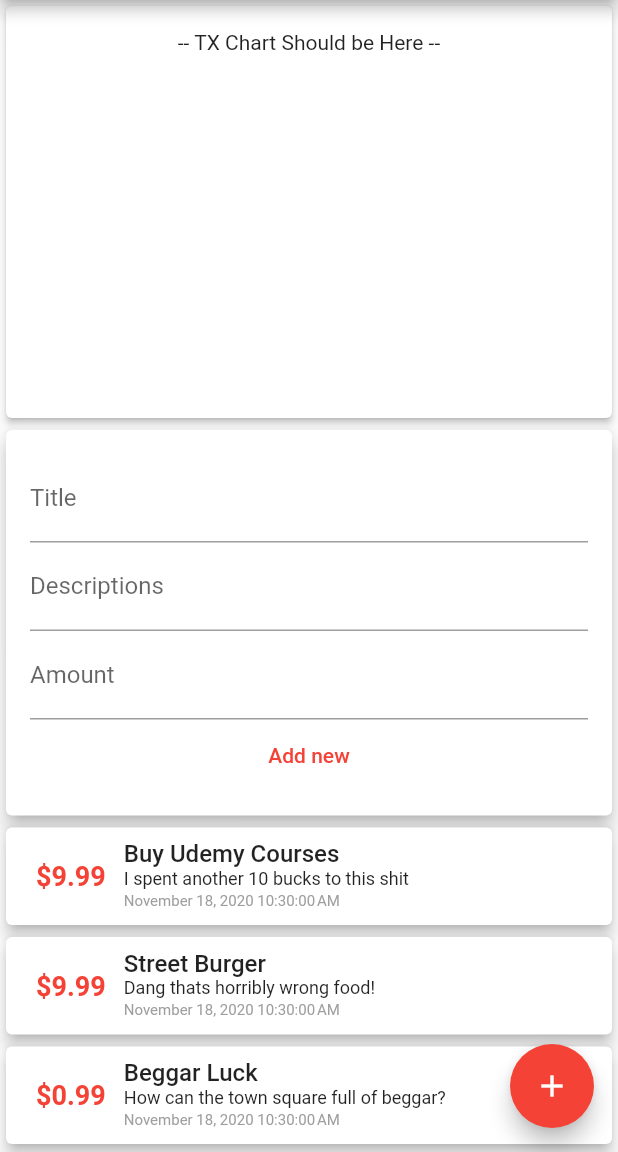
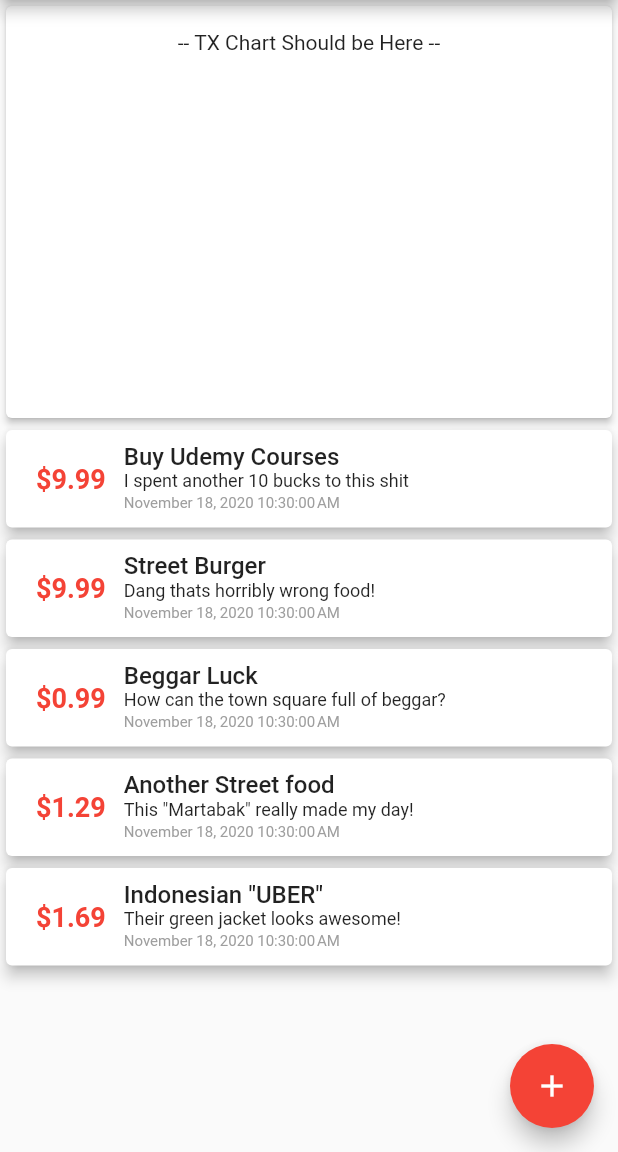
Before and after one commit to resqiar/How-Much-You-Spent-, a Flutter app: the screen it shows after launch, on a phone screen of 412 x 824 dp, the part 84-1236 px from its top. Run offline on Flutter 3.47's test engine with Material 2 defaults, Android fonts, the phone set to English and light mode, and no system bars.

Commit message:
Restrucruti again? yes painful.

```diff
--- a/lib/Container/TxHistoryManager.dart
+++ /dev/null
@@ -1,109 +0,0 @@
-import 'package:flutter/material.dart';
-import 'package:how_much_you_spent_app/models/Transaction.dart';
-import 'package:how_much_you_spent_app/widgets/TxList.dart';
-import 'package:how_much_you_spent_app/widgets/TxNew.dart';
-
-class TxHistoryManager extends StatefulWidget {
-  @override
-  _TxHistoryManagerState createState() => _TxHistoryManagerState();
-}
-
-class _TxHistoryManagerState extends State<TxHistoryManager> {
-  // DUMMY DATA
-  final List<Transaction> _txHistory = [
-    Transaction(
-      id: UniqueKey().toString(),
-      title: 'Buy Udemy Courses',
-      desc: 'I spent another 10 bucks to this shit',
-      amount: 9.99,
-      time: DateTime.now(),
-    ),
-    Transaction(
-      id: UniqueKey().toString(),
-      title: 'Street Burger',
-      desc: 'Dang thats horribly wrong food!',
-      amount: 9.99,
-      time: DateTime.now(),
-    ),
-    Transaction(
-      id: UniqueKey().toString(),
-      title: 'Beggar Luck',
-      desc: 'How can the town square full of beggar?',
-      amount: 0.99,
-      time: DateTime.now(),
-    ),
-    Transaction(
-      id: UniqueKey().toString(),
-      title: 'Another Street food',
-      desc: 'This "Martabak" really made my day!',
-      amount: 1.29,
-      time: DateTime.now(),
-    ),
-    Transaction(
-      id: UniqueKey().toString(),
-      title: 'Indonesian "UBER"',
-      desc: 'Their green jacket looks awesome!',
-      amount: 1.69,
-      time: DateTime.now(),
-    ),
-    Transaction(
-      id: UniqueKey().toString(),
-      title: 'Buy Udemy Courses',
-      desc: 'I spent another 10 bucks to this shit',
-      amount: 9.99,
-      time: DateTime.now(),
-    ),
-    Transaction(
-      id: UniqueKey().toString(),
-      title: 'Street Burger',
-      desc: 'Dang thats horribly wrong food!',
-      amount: 9.99,
-      time: DateTime.now(),
-    ),
-    Transaction(
-      id: UniqueKey().toString(),
-      title: 'Beggar Luck',
-      desc: 'How can the town square full of beggar?',
-      amount: 0.99,
-      time: DateTime.now(),
-    ),
-    Transaction(
-      id: UniqueKey().toString(),
-      title: 'Another Street food',
-      desc: 'This "Martabak" really made my day!',
-      amount: 1.29,
-      time: DateTime.now(),
-    ),
-    Transaction(
-      id: UniqueKey().toString(),
-      title: 'Indonesian "UBER"',
-      desc: 'Their green jacket looks awesome!',
-      amount: 1.69,
-      time: DateTime.now(),
-    ),
-  ]; // initiate dummy arrays
-
-  /// ! Method to save user data.
-  void _addNewTx(String txTitle, String txDesc, double txAmount) {
-    final newTx = Transaction(
-        id: UniqueKey().toString(),
-        title: txTitle,
-        desc: txDesc,
-        amount: txAmount,
-        time: DateTime.now());
-
-    setState(() {
-      _txHistory.add(newTx);
-    });
-  }
-
-  @override
-  Widget build(BuildContext context) {
-    return Column(
-      children: [
-        TxNew(_addNewTx),
-        TxList(_txHistory),
-      ],
-    );
-  }
-}
--- a/lib/main.dart
+++ b/lib/main.dart
@@ -1,6 +1,9 @@
 import 'package:flutter/material.dart';
-import 'package:how_much_you_spent_app/Container/TxHistoryManager.dart';
 import 'package:how_much_you_spent_app/widgets/TxChart.dart';
+import 'package:how_much_you_spent_app/widgets/TxList.dart';
+import 'package:how_much_you_spent_app/widgets/TxNew.dart';
+
+import 'models/Transaction.dart';
 
 void main() => runApp(MyApp());
 
@@ -17,7 +20,74 @@ class MyApp extends StatelessWidget {
   }
 }
 
-class HomePage extends StatelessWidget {
+class HomePage extends StatefulWidget {
+  @override
+  _HomePageState createState() => _HomePageState();
+}
+
+class _HomePageState extends State<HomePage> {
+  // SHowing Modal Bottom Sheet
+  void _startBottomSheet(BuildContext ctx) {
+    showModalBottomSheet(
+        context: ctx,
+        builder: (_) {
+          return TxNew(_addNewTx);
+        });
+  }
+
+  // DUMMY DATA
+  final List<Transaction> _txHistory = [
+    Transaction(
+      id: UniqueKey().toString(),
+      title: 'Buy Udemy Courses',
+      desc: 'I spent another 10 bucks to this shit',
+      amount: 9.99,
+      time: DateTime.now(),
+    ),
+    Transaction(
+      id: UniqueKey().toString(),
+      title: 'Street Burger',
+      desc: 'Dang thats horribly wrong food!',
+      amount: 9.99,
+      time: DateTime.now(),
+    ),
+    Transaction(
+      id: UniqueKey().toString(),
+      title: 'Beggar Luck',
+      desc: 'How can the town square full of beggar?',
+      amount: 0.99,
+      time: DateTime.now(),
+    ),
+    Transaction(
+      id: UniqueKey().toString(),
+      title: 'Another Street food',
+      desc: 'This "Martabak" really made my day!',
+      amount: 1.29,
+      time: DateTime.now(),
+    ),
+    Transaction(
+      id: UniqueKey().toString(),
+      title: 'Indonesian "UBER"',
+      desc: 'Their green jacket looks awesome!',
+      amount: 1.69,
+      time: DateTime.now(),
+    ),
+  ]; // initiate dummy arrays
+
+  /// ! Method to save user data.
+  void _addNewTx(String txTitle, String txDesc, double txAmount) {
+    final newTx = Transaction(
+        id: UniqueKey().toString(),
+        title: txTitle,
+        desc: txDesc,
+        amount: txAmount,
+        time: DateTime.now());
+
+    setState(() {
+      _txHistory.add(newTx);
+    });
+  }
+
   @override
   Widget build(BuildContext context) {
     return Scaffold(
@@ -28,13 +98,13 @@ class HomePage extends StatelessWidget {
         ),
         floatingActionButton: FloatingActionButton(
           child: Icon(Icons.add),
-          onPressed: () {},
+          onPressed: () => _startBottomSheet(context),
         ),
         body: SingleChildScrollView(
           child: Column(
             children: <Widget>[
               TxChart(),
-              TxHistoryManager(), // Manager to maintain History widget
+              TxList(_txHistory), // Manager to maintain History widget
             ],
           ),
         ));
--- a/lib/widgets/TxNew.dart
+++ b/lib/widgets/TxNew.dart
@@ -1,17 +1,21 @@
 import 'package:flutter/material.dart';
 
-class TxNew extends StatelessWidget {
+class TxNew extends StatefulWidget {
   // hold a given data
+  final Function addTx;
+
+  TxNew(this.addTx);
+  @override
+  _TxNewState createState() => _TxNewState();
+}
+
+class _TxNewState extends State<TxNew> {
   final titleController = TextEditingController();
+
   final descController = TextEditingController();
+
   final amountController = TextEditingController();
 
-  // Function pointer from TxHistoryManager
-  final Function addTx;
-
-  TxNew(this.addTx); // constructor that called from TxHistorymanager
-
-  // Function to handle input
   void inputTx() {
     final titleInput = titleController.text;
     final descInput = descController.text;
@@ -19,7 +23,10 @@ class TxNew extends StatelessWidget {
 
     if (titleInput.isEmpty || descInput.isEmpty || amountInput <= 0) return;
 
-    addTx(titleInput, descInput, amountInput);
+    widget.addTx(titleInput, descInput, amountInput);
+
+    // close automatically after user input the data
+    Navigator.of(context).pop();
   }
 
   @override
```
